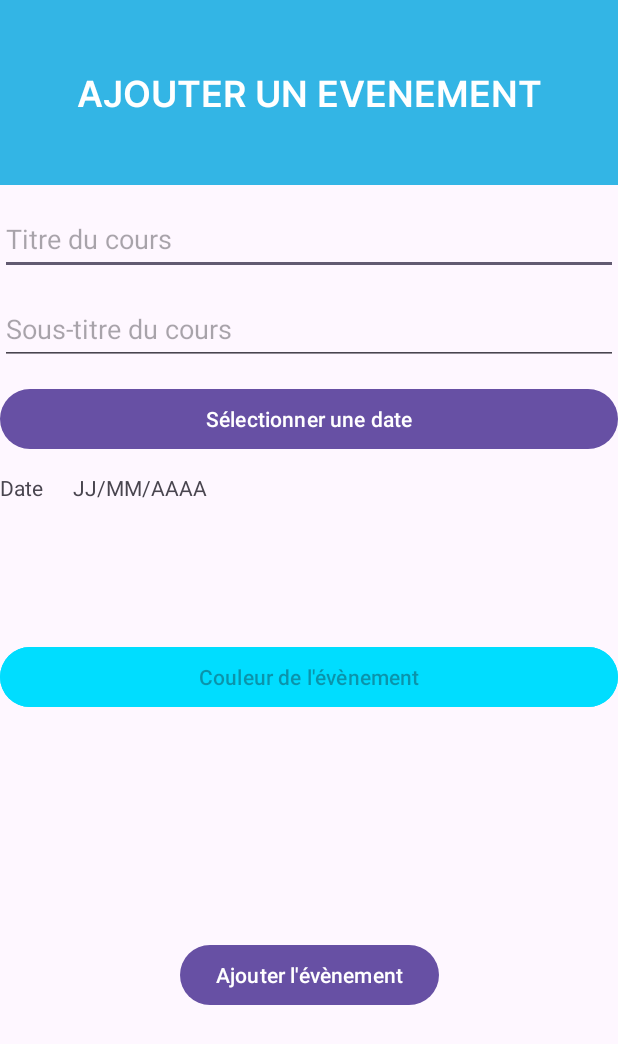
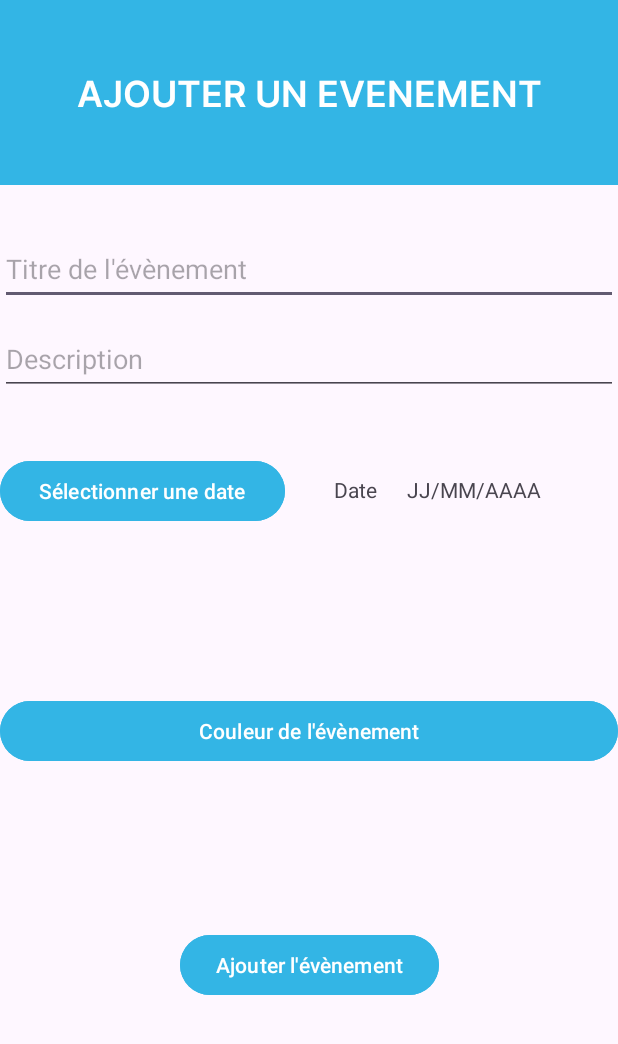
Before and after one commit to Konynico/Chronos-HM40, an Android app: the AddEventActivity screen opened directly, with no data from a screen before it, on a phone screen of 412 x 824 dp. Shown: the top 1044 px of the screen. Run offline under Robolectric (Android 15) with nearby library versions, the phone set to English and light mode, and no system bars; libraries missing offline, so code that uses them is left out: com.opencsv, yuku.ambilwarna.

```diff
--- a/app/src/main/AndroidManifest.xml
+++ b/app/src/main/AndroidManifest.xml
@@ -37,9 +37,6 @@
             android:name=".TodoList"
             android:exported="false" />
         <activity
-            android:name=".CreateEvenement"
-            android:exported="false" />
-        <activity
             android:name=".CalendarActivity"
             android:exported="true" />
         <activity
--- a/app/src/main/java/com/example/chronos_hm40/AddEventActivity.java
+++ b/app/src/main/java/com/example/chronos_hm40/AddEventActivity.java
@@ -49,8 +49,8 @@ public class AddEventActivity extends AppCompatActivity {
         Button buttonSelectDate = findViewById(R.id.buttonSelectDate);
         TextView textViewDate = findViewById(R.id.textViewDate);
 
-        eventFile = CalendarActivity.getFile();
-        events = CalendarActivity.getEvents();
+        eventFile = MainActivity.getFile();
+        events = MainActivity.getEvents();
 
         eventsAdapter = new ArrayAdapter<>(this, android.R.layout.simple_list_item_1, events) {
             @Override
@@ -135,7 +135,7 @@ public class AddEventActivity extends AppCompatActivity {
 
 
         // Créer un SpannableString avec la couleur sélectionnée
-        String newEvent = title + "\n" + description + "\n" + color + "\n" + date;
+        String newEvent = date + "\n" + title + "\n" + description + "\n" + color;
 
         events.add(0, newEvent);
         eventsAdapter.notifyDataSetChanged();
--- a/app/src/main/java/com/example/chronos_hm40/Event.java
+++ b/app/src/main/java/com/example/chronos_hm40/Event.java
@@ -4,16 +4,16 @@ import androidx.room.Entity;
 import androidx.room.PrimaryKey;
 
 public class Event {
+    private String date;
     private String title;
     private String description;
     private int color;
-    private String date;
 
-    public Event(String title, String description, int color, String date) {
+    public Event(String date, String title, String description, int color) {
+        this.date = date;
         this.title = title;
         this.description = description;
         this.color = color;
-        this.date = date;
     }
 
     public String getTitle() {
--- a/app/src/main/res/layout/activity_add_event.xml
+++ b/app/src/main/res/layout/activity_add_event.xml
@@ -2,9 +2,9 @@
 <androidx.constraintlayout.widget.ConstraintLayout xmlns:android="http://schemas.android.com/apk/res/android"
     xmlns:app="http://schemas.android.com/apk/res-auto"
     xmlns:tools="http://schemas.android.com/tools"
+    android:id="@+id/layout"
     android:layout_width="match_parent"
     android:layout_height="match_parent"
-    android:id="@+id/layout"
     tools:context=".MainActivity">
 
     <!-- Vue avec fond bleu qui occupe 25% de la hauteur de l'écran -->
@@ -15,8 +15,8 @@
         android:background="@android:color/holo_blue_light"
         app:layout_constraintBottom_toTopOf="@+id/whiteView"
         app:layout_constraintEnd_toEndOf="parent"
+        app:layout_constraintHeight_percent="0.15"
         app:layout_constraintStart_toStartOf="parent"
-        app:layout_constraintHeight_percent="0.15"
         tools:ignore="UnknownIdInLayout" />
 
     <!-- Titre de la vue -->
@@ -41,8 +41,8 @@
         android:id="@+id/editTextTitle"
         android:layout_width="0dp"
         android:layout_height="48dp"
-        android:layout_marginTop="12dp"
-        android:hint="Titre du cours"
+        android:layout_marginTop="32dp"
+        android:hint="Titre de l'évènement"
         android:inputType="text"
         app:layout_constraintEnd_toEndOf="parent"
         app:layout_constraintHorizontal_bias="0.0"
@@ -54,7 +54,7 @@
         android:layout_width="0dp"
         android:layout_height="48dp"
         android:layout_marginTop="12dp"
-        android:hint="Sous-titre du cours"
+        android:hint="Description"
         android:inputType="text"
         app:layout_constraintEnd_toEndOf="parent"
         app:layout_constraintHorizontal_bias="1.0"
@@ -63,47 +63,52 @@
 
     <Button
         android:id="@+id/buttonSelectDate"
-        android:layout_width="0dp"
+        android:layout_width="190dp"
         android:layout_height="48dp"
-        android:layout_marginTop="12dp"
+        android:layout_marginTop="40dp"
+        android:backgroundTint="@android:color/holo_blue_light"
         android:text="Sélectionner une date"
-        app:layout_constraintEnd_toEndOf="parent"
-        app:layout_constraintHorizontal_bias="0.0"
         app:layout_constraintStart_toStartOf="parent"
-        app:layout_constraintTop_toBottomOf="@+id/editTextDescription" />
+        app:layout_constraintTop_toBottomOf="@+id/editTextDescription"
+        tools:ignore="MissingConstraints" />
 
     <TextView
         android:id="@+id/textViewDate"
+        android:layout_width="189dp"
+        android:layout_height="46dp"
+        android:layout_marginStart="4dp"
+        android:layout_marginTop="40dp"
+        android:gravity="center_vertical"
+        android:text="Date      JJ/MM/AAAA"
+        app:layout_constraintEnd_toEndOf="parent"
+        app:layout_constraintHorizontal_bias="1.0"
+        app:layout_constraintStart_toEndOf="@+id/buttonSelectDate"
+        app:layout_constraintTop_toBottomOf="@+id/editTextDescription" />
+
+    <Button
+        android:id="@+id/buttonColor"
         android:layout_width="0dp"
-        android:layout_height="48dp"
-        android:layout_marginTop="12dp"
-        android:text="Date      JJ/MM/AAAA"
+        android:layout_height="wrap_content"
+        android:layout_marginTop="112dp"
+        android:backgroundTint="@android:color/holo_blue_light"
+        android:hint="Couleur de l'évènement"
+        android:onClick="onAddEventClick"
+        android:textColorHint="@android:color/white"
         app:layout_constraintEnd_toEndOf="parent"
         app:layout_constraintHorizontal_bias="0.0"
         app:layout_constraintStart_toStartOf="parent"
         app:layout_constraintTop_toBottomOf="@+id/buttonSelectDate" />
 
     <Button
-        android:id="@+id/buttonColor"
-        android:layout_width="0dp"
-        android:layout_height="wrap_content"
-        android:layout_marginTop="64dp"
-        android:backgroundTint="@android:color/holo_blue_bright"
-        android:hint="Couleur de l'évènement"
-        android:onClick="onAddEventClick"
-        app:layout_constraintEnd_toEndOf="parent"
-        app:layout_constraintHorizontal_bias="0.0"
-        app:layout_constraintStart_toStartOf="parent"
-        app:layout_constraintTop_toBottomOf="@+id/textViewDate" />
-
-    <Button
         android:id="@+id/addButton"
         android:layout_width="wrap_content"
         android:layout_height="wrap_content"
+        android:layout_marginTop="108dp"
+        android:backgroundTint="@android:color/holo_blue_light"
         android:text="Ajouter l'évènement"
-        app:layout_constraintBottom_toBottomOf="parent"
         app:layout_constraintEnd_toEndOf="parent"
         app:layout_constraintStart_toStartOf="parent"
-        app:layout_constraintTop_toBottomOf="@+id/buttonColor" />
+        app:layout_constraintTop_toBottomOf="@+id/buttonColor"
+        tools:ignore="MissingConstraints" />
 
 </androidx.constraintlayout.widget.ConstraintLayout>
--- a/app/src/main/res/layout/activity_main.xml
+++ b/app/src/main/res/layout/activity_main.xml
@@ -223,7 +223,7 @@
                         android:layout_marginEnd="8dp"
                         android:layout_weight="1"
                         android:background="@drawable/background_green"
-                        android:onClick="onTodoClick"
+                        android:onClick="onAddEventClick"
                         android:orientation="vertical"
                         android:padding="30px">
 
```
Also changed, not shown: app/src/main/java/com/example/chronos_hm40/CalendarActivity.java (+0 -25 lines), app/src/main/java/com/example/chronos_hm40/CreateEvenement.java (deleted, +0 -75 lines), app/src/main/java/com/example/chronos_hm40/MainActivity.java (+23 -0 lines), app/src/main/java/com/example/chronos_hm40/ShowEvent.java (+5 -2 lines), app/src/main/res/layout/activity_calendar.xml (+1 -13 lines), app/src/main/res/layout/activity_evenement.xml (deleted, +0 -106 lines), app/src/main/res/layout/activity_event_list.xml (deleted, +0 -12 lines), app/src/main/res/layout/data_event.xml (+9 -49 lines).
